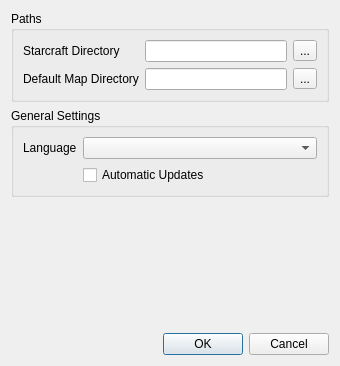
heinermann/ChkForge, file ChkForge/appsettings.ui: the form before one commit.
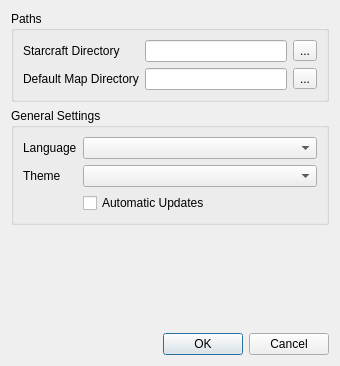
The form after the commit. Icons and pictures are not drawn.

Commit message: Theme switching options

```diff
--- a/ChkForge/appsettings.ui
+++ b/ChkForge/appsettings.ui
@@ -95,13 +95,23 @@
         <item row="0" column="1">
          <widget class="QComboBox" name="cmb_language"/>
         </item>
-        <item row="1" column="1">
+        <item row="1" column="0">
+         <widget class="QLabel" name="label_4">
+          <property name="text">
+           <string>Theme</string>
+          </property>
+         </widget>
+        </item>
+        <item row="2" column="1">
          <widget class="QCheckBox" name="chk_auto_update">
           <property name="text">
            <string>Automatic Updates</string>
           </property>
          </widget>
         </item>
+        <item row="1" column="1">
+         <widget class="QComboBox" name="cmb_theme"/>
+        </item>
        </layout>
       </widget>
      </item>
```
The commit also changes 18 other files.
